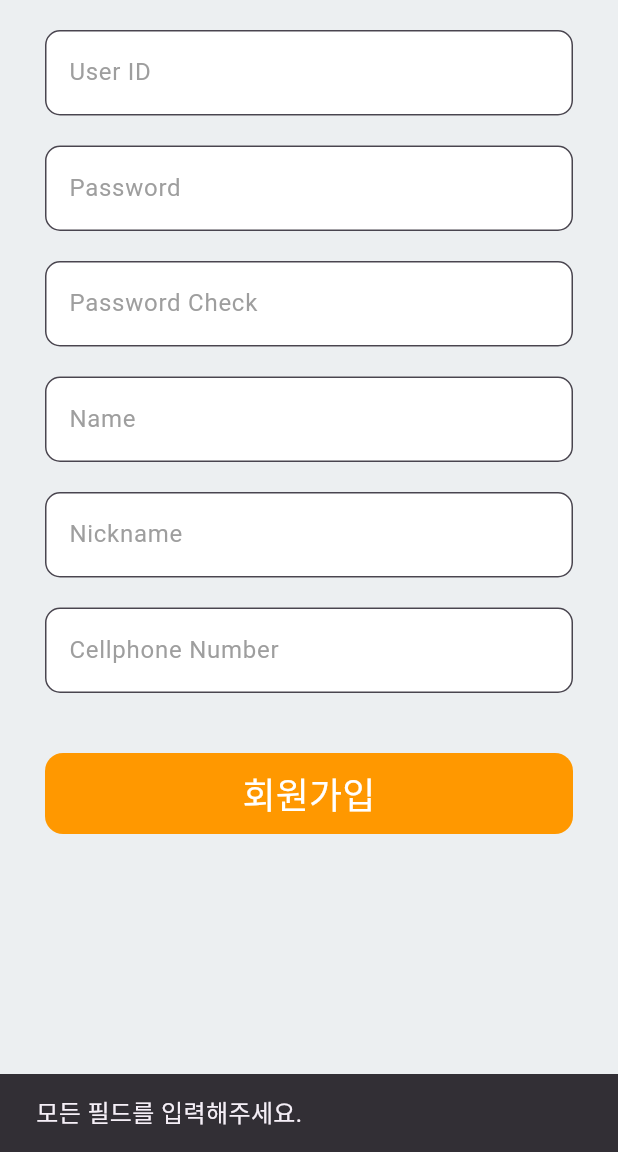
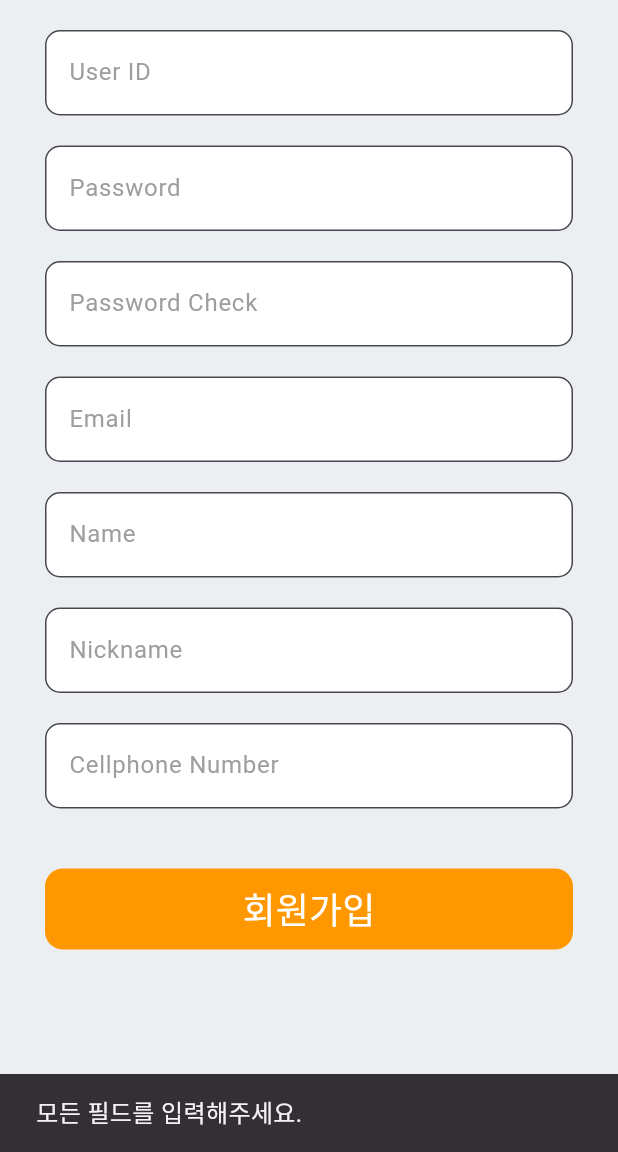
Before and after one commit to GangOn0215/commute_mate, a Flutter app: the SignupScreen screen opened directly, after a tap on "회원가입", on a phone screen of 412 x 824 dp, the part 84-1236 px from its top. Run offline on Flutter 3.47's test engine with Material 3 defaults, Android fonts, the phone set to English and light mode, and no system bars; our stand-ins replace dio, fl_chart, flutter_dotenv, fluttertoast, go_router, image_picker and 6 more; missing offline and left inert: kakao_flutter_sdk, photo_manager; accounts and stored records are empty.

Commit message:
[ u ]
1. 회원가입 시, 이메일 받는 것 추가
2. 회원 페이지 회원 ui 부분 회원 프로필 이미지 부각되게 & 프로필 이미지 밑에 회원 이메일 삭제

```diff
--- a/flutter-app/lib/models/user.dart
+++ b/flutter-app/lib/models/user.dart
@@ -43,6 +43,7 @@ class User {
       userId: json['userId'] as String? ?? '',
       name: json['name'] as String? ?? '',
       contact: json['contact'] as String? ?? '',
+      email: json['email'] as String?,
       createdAt: json['createdAt'] != null
           ? DateTime.parse(json['createdAt'] as String)
           : DateTime.now(),
@@ -66,6 +67,7 @@ class User {
       'password': password,
       'name': name,
       'contact': contact,
+      'email': email,
       'createdAt': createdAt,
       'level': level,
       'isActive': isActive,
--- a/flutter-app/lib/screens/login/signup_screen.dart
+++ b/flutter-app/lib/screens/login/signup_screen.dart
@@ -16,6 +16,7 @@ class _SignupScreenState extends State<SignupScreen> {
   TextEditingController passwordCheckController = TextEditingController();
   TextEditingController nameController = TextEditingController();
   TextEditingController nicknameController = TextEditingController();
+  TextEditingController emailController = TextEditingController();
   TextEditingController contactController = TextEditingController();
 
   _signup() {
@@ -24,12 +25,14 @@ class _SignupScreenState extends State<SignupScreen> {
     String passwordCheck = passwordCheckController.text.trim();
     String name = nameController.text.trim();
     String nickname = nicknameController.text.trim();
+    String email = emailController.text.trim();
     String contact = contactController.text.trim();
 
     if (userId.isEmpty ||
         password.isEmpty ||
         passwordCheck.isEmpty ||
         name.isEmpty ||
+        email.isEmpty ||
         contact.isEmpty) {
       ScaffoldMessenger.of(
         context,
@@ -44,11 +47,20 @@ class _SignupScreenState extends State<SignupScreen> {
       return;
     }
 
+    // 이메일 형식 검증
+    if (!_isValidEmail(email)) {
+      ScaffoldMessenger.of(
+        context,
+      ).showSnackBar(SnackBar(content: Text('올바른 이메일 형식을 입력해주세요.')));
+      return;
+    }
+
     User user = User(
       userId: userId,
       password: password,
       name: name,
       nickname: nickname,
+      email: email,
       contact: contact,
       isActive: true,
       level: 1,
@@ -68,6 +80,13 @@ class _SignupScreenState extends State<SignupScreen> {
             context,
           ).showSnackBar(SnackBar(content: Text('회원가입에 실패했습니다: $error')));
         });
+  }
+
+  bool _isValidEmail(String email) {
+    final emailRegex = RegExp(
+      r'^[a-zA-Z0-9._%+-]+@[a-zA-Z0-9.-]+\.[a-zA-Z]{2,}$',
+    );
+    return emailRegex.hasMatch(email);
   }
 
   @override
@@ -136,6 +155,22 @@ class _SignupScreenState extends State<SignupScreen> {
             ),
             SizedBox(height: 20),
             TextField(
+              controller: emailController,
+              keyboardType: TextInputType.emailAddress,
+              decoration: InputDecoration(
+                label: Text('Email'),
+                hintText: '이메일을 입력하세요.',
+                filled: true,
+                fillColor: Colors.white,
+                hintStyle: TextStyle(color: Colors.grey),
+                labelStyle: TextStyle(color: Colors.grey),
+                border: OutlineInputBorder(
+                  borderRadius: BorderRadius.circular(10),
+                ),
+              ),
+            ),
+            SizedBox(height: 20),
+            TextField(
               controller: nameController,
               decoration: InputDecoration(
                 label: Text('Name'),
@@ -164,6 +199,7 @@ class _SignupScreenState extends State<SignupScreen> {
                 ),
               ),
             ),
+
             SizedBox(height: 20),
             TextField(
               controller: contactController,
--- a/flutter-app/lib/widgets/account_header_info.dart
+++ b/flutter-app/lib/widgets/account_header_info.dart
@@ -45,12 +45,18 @@ class _AccountHeaderInfoState extends State<AccountHeaderInfo> {
           maxLines: 1,
         ),
         // 이메일
-        Text(
-          user?.email ?? "temp@gmail.com",
-          style: TextStyle(fontSize: 14, color: Colors.grey[700], height: 1.0),
-          overflow: TextOverflow.ellipsis, // 길면 ... 처리
-          maxLines: 1,
-        ),
+        if (user?.email != null) const SizedBox(height: 4),
+        if (user?.email != null)
+          Text(
+            user!.email!,
+            style: const TextStyle(
+              fontSize: 14,
+              color: Colors.grey,
+              height: 1.0,
+            ),
+            overflow: TextOverflow.ellipsis, // 길면 ... 처리
+            maxLines: 1,
+          ),
         const SizedBox(height: 4),
         // 레벨 표시
         Text("Lv. ${user?.level ?? 1} "),
```
Also changed, not shown: flutter-app/lib/widgets/account_header_icon.dart (+11 -10 lines).
